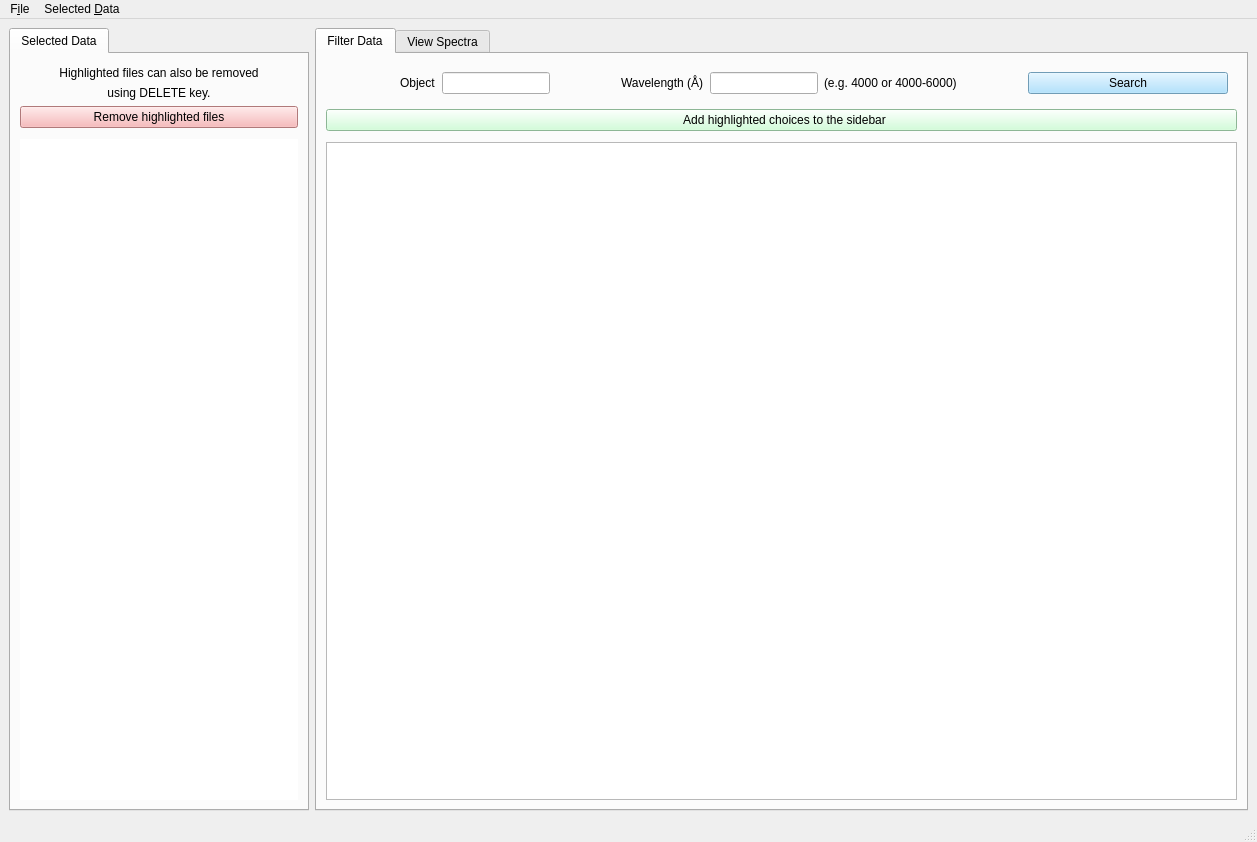
jancami/edibles, file gui/gui.ui: the form before one commit.
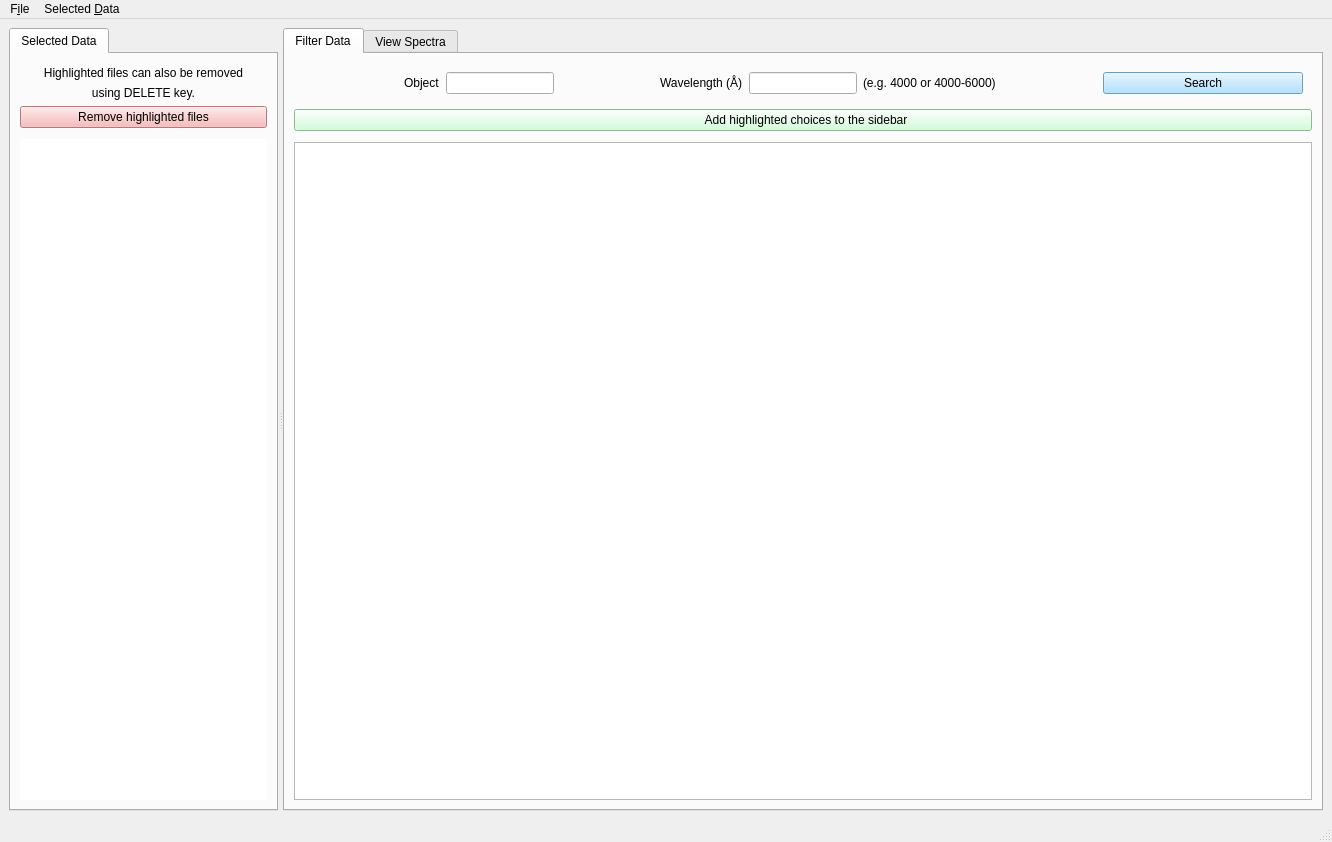
The form after the commit.

Commit message: GUI/GUI: horizontal splitter between selection and filter tables

Patch:
```diff
--- a/gui/gui.ui
+++ b/gui/gui.ui
@@ -6,7 +6,7 @@
    <rect>
     <x>0</x>
     <y>0</y>
-    <width>1257</width>
+    <width>1332</width>
     <height>842</height>
    </rect>
   </property>
@@ -24,7 +24,47 @@
     <bool>false</bool>
    </property>
    <layout class="QHBoxLayout" name="horizontalLayout">
+    <property name="leftMargin">
+     <number>0</number>
+    </property>
+    <property name="topMargin">
+     <number>0</number>
+    </property>
+    <property name="rightMargin">
+     <number>0</number>
+    </property>
+    <property name="bottomMargin">
+     <number>0</number>
+    </property>
     <item>
+     <widget class="QFrame" name="frame">
+      <property name="frameShape">
+       <enum>QFrame::NoFrame</enum>
+      </property>
+      <property name="frameShadow">
+       <enum>QFrame::Plain</enum>
+      </property>
+      <property name="lineWidth">
+       <number>0</number>
+      </property>
+      <layout class="QHBoxLayout" name="horizontalLayout_3">
+       <item>
+        <widget class="QSplitter" name="splitter">
+         <property name="frameShape">
+          <enum>QFrame::NoFrame</enum>
+         </property>
+         <property name="lineWidth">
+          <number>0</number>
+         </property>
+         <property name="midLineWidth">
+          <number>0</number>
+         </property>
+         <property name="orientation">
+          <enum>Qt::Horizontal</enum>
+         </property>
+         <property name="handleWidth">
+          <number>5</number>
+         </property>
      <widget class="QTabWidget" name="SelectedData">
       <property name="sizePolicy">
        <sizepolicy hsizetype="Preferred" vsizetype="Expanding">
@@ -34,7 +74,7 @@
       </property>
       <property name="minimumSize">
        <size>
-        <width>300</width>
+            <width>10</width>
         <height>0</height>
        </size>
       </property>
@@ -584,8 +624,6 @@
        </layout>
       </widget>
      </widget>
-    </item>
-    <item>
      <widget class="QTabWidget" name="GuiTabs">
       <property name="currentIndex">
        <number>0</number>
@@ -2078,6 +2116,10 @@
        </layout>
       </widget>
      </widget>
+        </widget>
+       </item>
+      </layout>
+     </widget>
     </item>
    </layout>
   </widget>
@@ -2086,7 +2128,7 @@
     <rect>
      <x>0</x>
      <y>0</y>
-     <width>1257</width>
+     <width>1332</width>
      <height>29</height>
     </rect>
    </property>
```
Lines whose indentation alone changed are shown as unchanged. The commit also changes 1 other file.
